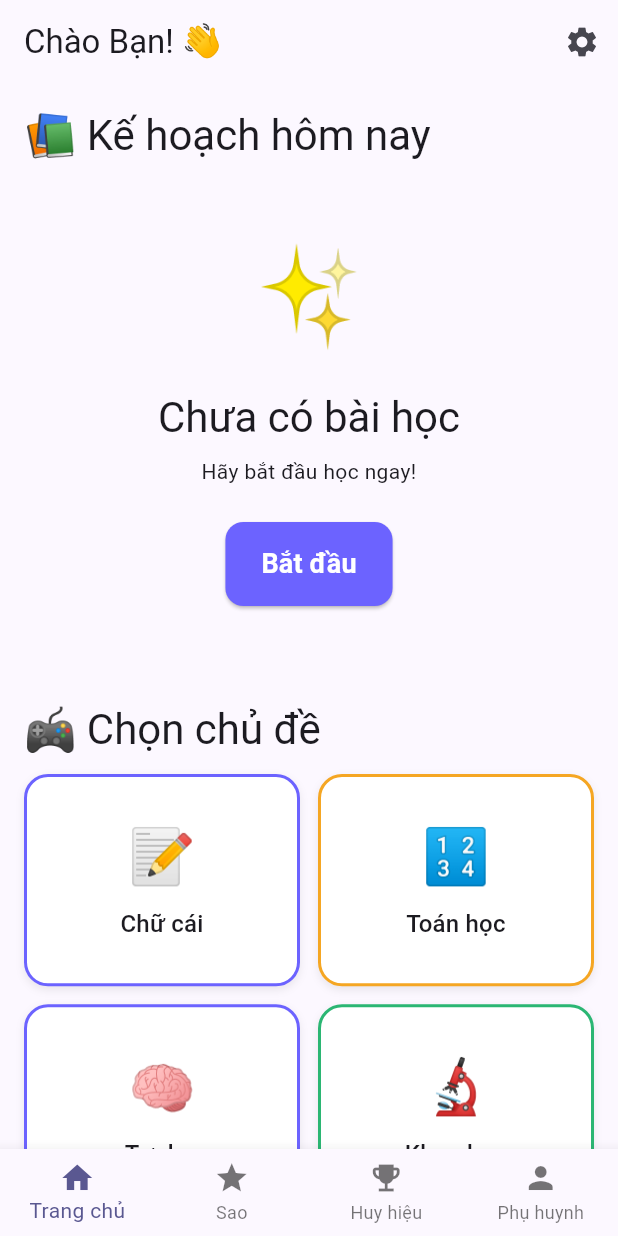
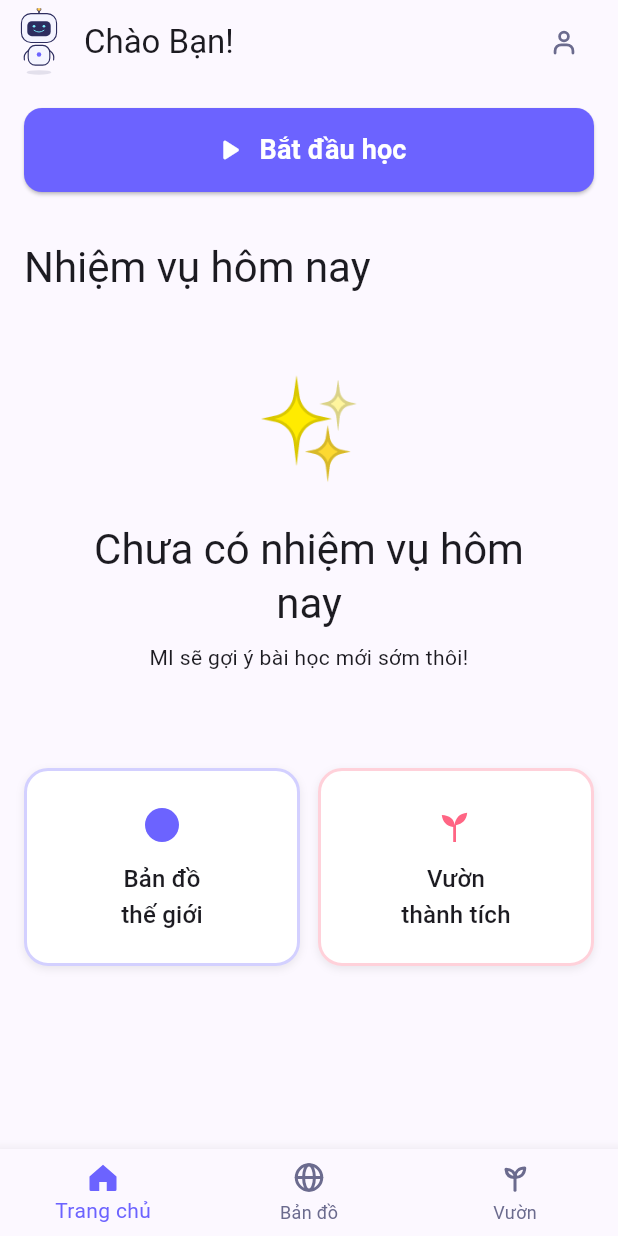
Before and after one commit to liemdo28/mi-academy, a Flutter app: the ChildHomeScreen screen opened directly, on a phone screen of 412 x 824 dp. Run offline on Flutter 3.47's test engine with Material 3 defaults, Android fonts, the phone set to English and light mode, and no system bars; our stand-ins replace audioplayers, connectivity_plus, dio, equatable, flutter_riverpod, flutter_secure_storage and 5 more; accounts and stored records are empty.

Commit message:
feat(mobile): Child Home v2 — dominant CTA, real nav, held parent gate
Rebuilds Child Home per design/screens/CHILD_HOME_WIREFRAME.md and fixes
two child-usability risks flagged in docs/design/CHILD_USABILITY_RISK_REPORT.md:

- R1 (dead tabs): removes the non-functional "Sao"/"Huy hiệu" tabs; the
  3 remaining tabs (Trang chủ/Bản đồ/Vườn) all route to real screens
- R2 (parent area one tap away): the settings icon used to push straight
  to /parent bypassing the PIN screen entirely. Replaced with a discreet
  icon that requires a 3-second hold before opening /parent-pin
- R7 (competing first-screen choices): one hero "Tiếp tục học" CTA replaces
  the old plan-list + 5-subject-grid + 4-tab layout; the subject grid moves
  conceptually to the world map

Adds WorldMapScreen and GardenScreen as honest placeholders (zone name
list / rewardsProvider-backed grid with a real empty state) so the new
nav entries are never dead taps, pending the real world-map and garden
builds. Uses the new MiCharacter/MiIcon widgets throughout.

Also fixes a real layout bug this surfaced: CrossAxisAlignment.stretch on
a Row inside the unbounded-height ListView threw "BoxConstraints forces
an infinite height" — removed, since the destination cards already have
a fixed height.

Adds a 'Child Home v2' test group (dominant CTA, live tab navigation,
hold-vs-tap parent gate) since none existed for this screen before.

Co-Authored-By: Claude Fable 5 <noreply@anthropic.com>

```diff
--- a/apps/mobile/lib/config/router.dart
+++ b/apps/mobile/lib/config/router.dart
@@ -8,6 +8,8 @@ import '../screens/parent_dashboard_screen.dart';
 import '../screens/parent_settings_screen.dart';
 import '../screens/parent_pin_screen.dart';
 import '../screens/child_selector_screen.dart';
+import '../screens/world_map_screen.dart';
+import '../screens/garden_screen.dart';
 
 /// MI Academy app router using go_router.
 ///
@@ -16,6 +18,8 @@ import '../screens/child_selector_screen.dart';
 /// - /login           → LoginScreen
 /// - /select-child    → ChildSelectorScreen
 /// - /home            → ChildHomeScreen
+/// - /world           → WorldMapScreen
+/// - /garden          → GardenScreen
 /// - /game/:id        → GameScreen
 /// - /parent          → ParentDashboardScreen (PIN-protected via /parent-pin)
 /// - /parent-pin      → ParentPinScreen
@@ -38,6 +42,14 @@ final routerProvider = GoRouter(
     GoRoute(
       path: '/home',
       builder: (context, state) => const ChildHomeScreen(),
+    ),
+    GoRoute(
+      path: '/world',
+      builder: (context, state) => const WorldMapScreen(),
+    ),
+    GoRoute(
+      path: '/garden',
+      builder: (context, state) => const GardenScreen(),
     ),
     GoRoute(
       path: '/game/:gameId',
--- a/apps/mobile/lib/screens/child_home_screen.dart
+++ b/apps/mobile/lib/screens/child_home_screen.dart
@@ -1,3 +1,5 @@
+import 'dart:async';
+
 import 'package:flutter/material.dart';
 import 'package:flutter_riverpod/flutter_riverpod.dart';
 import 'package:go_router/go_router.dart';
@@ -6,40 +8,143 @@ import '../providers/providers.dart';
 
 /// Child home screen — main learning interface.
 ///
-/// Shows daily plan, subjects, games, and quick actions.
-/// Accessible after selecting a child profile.
-class ChildHomeScreen extends ConsumerWidget {
+/// One dominant CTA ("Tiếp tục học"), a daily mission list, and entry
+/// points to the world map and achievement garden. See
+/// design/screens/CHILD_HOME_WIREFRAME.md for the full spec.
+///
+/// "Chơi gần đây" from the wireframe is intentionally omitted until a
+/// recent-games data provider exists (Dev 1) — no fabricated placeholder
+/// data is shown in its place.
+class ChildHomeScreen extends ConsumerStatefulWidget {
   const ChildHomeScreen({super.key});
 
   @override
-  Widget build(BuildContext context, WidgetRef ref) {
+  ConsumerState<ChildHomeScreen> createState() => _ChildHomeScreenState();
+}
+
+class _ChildHomeScreenState extends ConsumerState<ChildHomeScreen> {
+  Timer? _parentGateTimer;
+  bool _parentGateHolding = false;
+
+  @override
+  void initState() {
+    super.initState();
+    // Refresh on open instead of relying on pull-to-refresh, which children
+    // rarely discover (docs/design/CHILD_USABILITY_RISK_REPORT.md R6).
+    WidgetsBinding.instance.addPostFrameCallback((_) {
+      if (mounted) ref.invalidate(dailyPlanProvider);
+    });
+  }
+
+  @override
+  void dispose() {
+    _parentGateTimer?.cancel();
+    super.dispose();
+  }
+
+  void _startParentGateHold() {
+    setState(() => _parentGateHolding = true);
+    _parentGateTimer = Timer(const Duration(seconds: 3), () {
+      if (mounted) {
+        setState(() => _parentGateHolding = false);
+        context.push('/parent-pin');
+      }
+    });
+  }
+
+  void _cancelParentGateHold() {
+    _parentGateTimer?.cancel();
+    if (mounted) setState(() => _parentGateHolding = false);
+  }
+
+  @override
+  Widget build(BuildContext context) {
     final child = ref.watch(activeChildProvider);
     final planAsync = ref.watch(dailyPlanProvider);
-
-    final nickname = child.child?['nickname'] ?? 'Bạn';
+    final nickname = child.child?['nickname'] as String? ?? 'Bạn';
+    final plan = planAsync.valueOrNull ?? const <Map<String, dynamic>>[];
+    final nextLesson = plan.isNotEmpty ? plan.first : null;
 
     return Scaffold(
       appBar: AppBar(
-        title: Text('Chào $nickname! 👋'),
         automaticallyImplyLeading: false,
+        titleSpacing: MiTokens.space2,
+        title: Row(
+          children: [
+            const MiCharacter(
+              expression: MiExpression.welcome,
+              size: 36,
+              semanticLabel: 'MI',
+            ),
+            const SizedBox(width: MiTokens.space3),
+            Expanded(
+              child: Text(
+                'Chào $nickname!',
+                overflow: TextOverflow.ellipsis,
+              ),
+            ),
+          ],
+        ),
         actions: [
-          // Settings button (tap 1 of 3 to reach parent dashboard)
-          IconButton(
-            icon: const Icon(Icons.settings),
-            onPressed: () => context.push('/parent'),
+          Padding(
+            padding: const EdgeInsets.only(right: MiTokens.space2),
+            child: GestureDetector(
+              onTapDown: (_) => _startParentGateHold(),
+              onTapUp: (_) => _cancelParentGateHold(),
+              onTapCancel: _cancelParentGateHold,
+              child: Semantics(
+                label: 'Khu vực phụ huynh, giữ 3 giây để mở',
+                button: true,
+                child: Container(
+                  width: MiTokens.touchTargetChild,
+                  height: MiTokens.touchTargetChild,
+                  alignment: Alignment.center,
+                  decoration: BoxDecoration(
+                    color:
+                        _parentGateHolding ? MiColors.primarySoft : Colors.transparent,
+                    shape: BoxShape.circle,
+                  ),
+                  child: const MiIcon(
+                    MiIconName.parent,
+                    color: MiColors.textSecondary,
+                    size: 22,
+                  ),
+                ),
+              ),
+            ),
           ),
         ],
       ),
       body: RefreshIndicator(
-        onRefresh: () async {
-          ref.invalidate(dailyPlanProvider);
-        },
+        onRefresh: () async => ref.invalidate(dailyPlanProvider),
         child: ListView(
           padding: const EdgeInsets.all(MiTokens.space4),
           children: [
-            // ─── Today's Plan ──────────────────────────────────────────
+            // ─── Hero CTA ────────────────────────────────────────────
+            MiButton(
+              label: nextLesson != null ? 'Tiếp tục học' : 'Bắt đầu học',
+              icon: Icons.play_arrow_rounded,
+              width: double.infinity,
+              isLoading: planAsync.isLoading && !planAsync.hasValue,
+              onPressed: () {
+                // TODO(dev1): route to the lesson launcher once a
+                // dedicated lesson-start route exists.
+              },
+            ),
+            if (nextLesson != null) ...[
+              const SizedBox(height: MiTokens.space2),
               Text(
-              '📚 Kế hoạch hôm nay',
+                _planSubtitle(nextLesson),
+                style: Theme.of(context).textTheme.bodyMedium,
+                textAlign: TextAlign.center,
+              ),
+            ],
+
+            const SizedBox(height: MiTokens.space8),
+
+            // ─── Daily mission ───────────────────────────────────────
+            Text(
+              'Nhiệm vụ hôm nay',
               style: Theme.of(context).textTheme.headlineMedium,
             ),
             const SizedBox(height: MiTokens.space3),
@@ -49,74 +154,107 @@ class ChildHomeScreen extends ConsumerWidget {
                 title: 'Không thể tải kế hoạch',
                 onRetry: () => ref.invalidate(dailyPlanProvider),
               ),
-              data: (plan) {
-                if (plan.isEmpty) {
-                  return MiEmptyState(
-                    title: 'Chưa có bài học',
-                    subtitle: 'Hãy bắt đầu học ngay!',
+              data: (items) {
+                if (items.isEmpty) {
+                  return const MiEmptyState(
+                    title: 'Chưa có nhiệm vụ hôm nay',
+                    subtitle: 'MI sẽ gợi ý bài học mới sớm thôi!',
                     emoji: '✨',
-                    action: MiButton(
-                      label: 'Bắt đầu',
-                      onPressed: () {},
-                    ),
                   );
                 }
                 return Column(
-                  children: plan.map((item) =>
-                      _buildPlanItem(context, item)).toList(),
+                  children:
+                      items.map((item) => _buildPlanItem(context, item)).toList(),
                 );
               },
             ),
 
             const SizedBox(height: MiTokens.space8),
 
-            // ─── Subject Grid ──────────────────────────────────────────
-            Text(
-              '🎮 Chọn chủ đề',
-              style: Theme.of(context).textTheme.headlineMedium,
+            // ─── World map / Garden entries ─────────────────────────
+            Row(
+              children: [
+                Expanded(
+                  child: _buildDestinationCard(
+                    context,
+                    icon: MiIconName.world,
+                    color: MiColors.primary,
+                    label: 'Bản đồ\nthế giới',
+                    onTap: () => context.push('/world'),
                   ),
-            const SizedBox(height: MiTokens.space3),
-            _buildSubjectGrid(context),
+                ),
+                const SizedBox(width: MiTokens.space3),
+                Expanded(
+                  child: _buildDestinationCard(
+                    context,
+                    icon: MiIconName.garden,
+                    color: MiColors.secondary,
+                    label: 'Vườn\nthành tích',
+                    onTap: () => context.push('/garden'),
+                  ),
+                ),
+              ],
+            ),
           ],
         ),
       ),
       bottomNavigationBar: BottomNavigationBar(
         type: BottomNavigationBarType.fixed,
         currentIndex: 0,
-        items: const [
-          BottomNavigationBarItem(icon: Icon(Icons.home), label: 'Trang chủ'),
-          BottomNavigationBarItem(icon: Icon(Icons.star), label: 'Sao'),
-          BottomNavigationBarItem(icon: Icon(Icons.emoji_events), label: 'Huy hiệu'),
-          BottomNavigationBarItem(icon: Icon(Icons.person), label: 'Phụ huynh'),
-        ],
+        selectedItemColor: MiColors.primary,
+        unselectedItemColor: MiColors.textSecondary,
         onTap: (index) {
           switch (index) {
             case 0:
-              // Already home
-              break;
+              break; // already home
             case 1:
-              // TODO: Show rewards/stars
-              break;
+              context.push('/world');
             case 2:
-              // TODO: Show badges
-              break;
-            case 3:
-              context.push('/parent');
-              break;
+              context.push('/garden');
           }
         },
+        items: const [
+          BottomNavigationBarItem(
+            icon: MiIcon(MiIconName.home, color: MiColors.textSecondary),
+            activeIcon:
+                MiIcon(MiIconName.home, filled: true, color: MiColors.primary),
+            label: 'Trang chủ',
+          ),
+          BottomNavigationBarItem(
+            icon: MiIcon(MiIconName.world, color: MiColors.textSecondary),
+            activeIcon:
+                MiIcon(MiIconName.world, filled: true, color: MiColors.primary),
+            label: 'Bản đồ',
+          ),
+          BottomNavigationBarItem(
+            icon: MiIcon(MiIconName.garden, color: MiColors.textSecondary),
+            activeIcon:
+                MiIcon(MiIconName.garden, filled: true, color: MiColors.primary),
+            label: 'Vườn',
+          ),
+        ],
       ),
     );
   }
 
+  String _planSubtitle(Map<String, dynamic> item) {
+    final title = item['title'] as String? ?? 'Bài học';
+    final subject = item['subject'] as String? ?? '';
+    final minutes = item['estimated_minutes'] ?? 5;
+    final detail = subject.isEmpty ? '$minutes phút' : '$subject · $minutes phút';
+    return '$title — $detail';
+  }
+
   Widget _buildPlanItem(BuildContext context, Map<String, dynamic> item) {
-    final title = item['title'] ?? 'Bài học';
+    final title = item['title'] as String? ?? 'Bài học';
     final subject = item['subject'] as String? ?? '';
     final minutes = item['estimated_minutes'] ?? 5;
 
-    return MiCard(
+    return Padding(
+      padding: const EdgeInsets.only(bottom: MiTokens.space3),
+      child: MiCard(
         onTap: () {
-        // TODO: Start lesson via lesson provider
+          // TODO(dev1): start lesson via lesson provider
         },
         child: Row(
           children: [
@@ -124,11 +262,11 @@ class ChildHomeScreen extends ConsumerWidget {
               width: 56,
               height: 56,
               decoration: BoxDecoration(
-              color: MiTokens.primaryBlue.withValues(alpha: 0.1),
+                color: MiColors.primarySoft,
                 borderRadius: BorderRadius.circular(MiTokens.radiusMd),
               ),
               child: const Center(
-              child: Text('📖', style: TextStyle(fontSize: 28)),
+                child: Icon(Icons.menu_book_rounded, color: MiColors.primary),
               ),
             ),
             const SizedBox(width: MiTokens.space4),
@@ -149,48 +287,38 @@ class ChildHomeScreen extends ConsumerWidget {
                 ],
               ),
             ),
-          const Icon(Icons.play_circle, color: MiTokens.primaryBlue, size: 32),
+            const MiIcon(MiIconName.play, color: MiColors.primary, size: 28),
           ],
+        ),
       ),
     );
   }
 
-  Widget _buildSubjectGrid(BuildContext context) {
-    final subjects = [
-      {'title': 'Chữ cái', 'icon': '📝', 'color': MiTokens.primaryBlue},
-      {'title': 'Toán học', 'icon': '🔢', 'color': MiTokens.accentOrange},
-      {'title': 'Tư duy', 'icon': '🧠', 'color': MiTokens.accentPurple},
-      {'title': 'Khoa học', 'icon': '🔬', 'color': MiTokens.accentGreen},
-      {'title': 'Sáng tạo', 'icon': '🎨', 'color': MiTokens.accentPink},
-    ];
-
-    return GridView.count(
-      crossAxisCount: 2,
-      shrinkWrap: true,
-      physics: const NeverScrollableScrollPhysics(),
-      mainAxisSpacing: MiTokens.space3,
-      crossAxisSpacing: MiTokens.space3,
-      childAspectRatio: 1.3,
-      children: subjects.map((s) {
+  Widget _buildDestinationCard(
+    BuildContext context, {
+    required MiIconName icon,
+    required Color color,
+    required String label,
+    required VoidCallback onTap,
+  }) {
     return MiCard(
-          accentColor: s['color'] as Color?,
-          onTap: () {
-            // TODO: Navigate to subject lessons
-          },
+      accentColor: color.withValues(alpha: 0.3),
+      onTap: onTap,
+      child: SizedBox(
+        height: 96,
         child: Column(
           mainAxisAlignment: MainAxisAlignment.center,
           children: [
-              Text(s['icon'] as String, style: const TextStyle(fontSize: 36)),
+            MiIcon(icon, filled: true, color: color, size: 32),
             const SizedBox(height: MiTokens.space2),
             Text(
-                s['title'] as String,
+              label,
+              textAlign: TextAlign.center,
               style: Theme.of(context).textTheme.titleMedium,
-                textAlign: TextAlign.center,
             ),
           ],
         ),
-        );
-      }).toList(),
+      ),
     );
   }
 }
```
Also changed, not shown: apps/mobile/lib/screens/garden_screen.dart (added, +74 -0 lines), apps/mobile/lib/screens/world_map_screen.dart (added, +73 -0 lines), 1 other file. Lines whose indentation alone changed are shown as unchanged.
